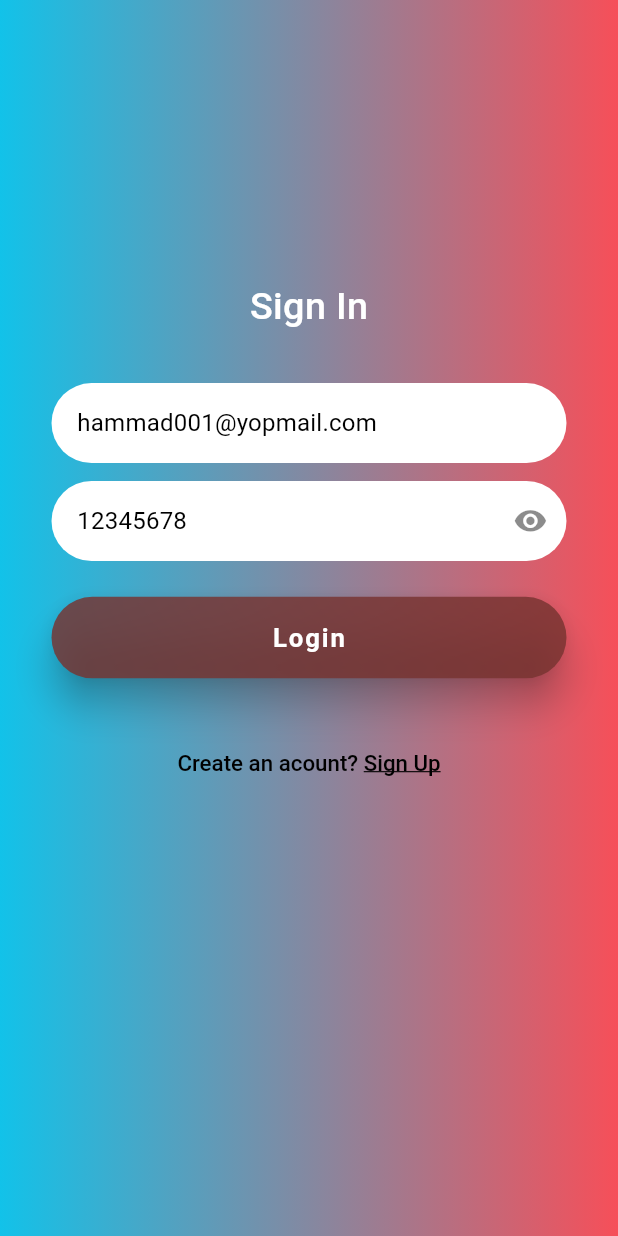
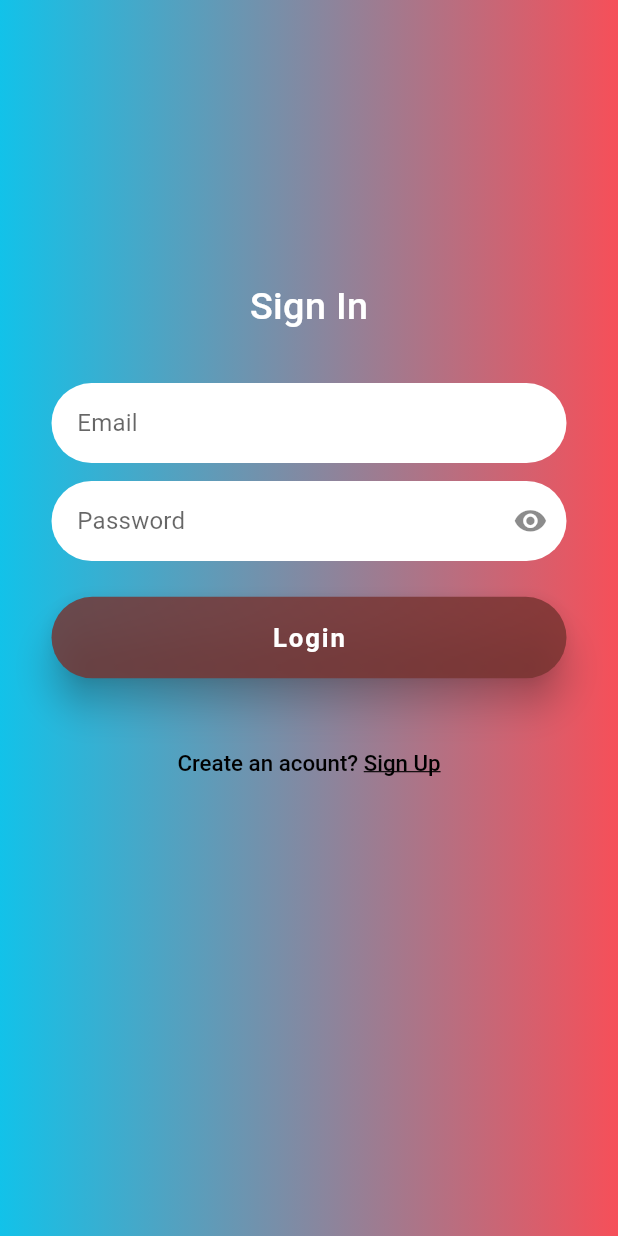
Before and after one commit to HammadAhmedSherazi/todoapp-1, a Flutter app: the screen it shows after launch, on a phone screen of 412 x 824 dp. Run offline on Flutter 3.47's test engine with Material 2 defaults, Android fonts, the phone set to English and light mode, and no system bars; our stand-ins replace flutter_riverpod, flutter_screenutil, flutter_slidable, flutter_spinkit.

```diff
--- a/lib/export_all.dart
+++ b/lib/export_all.dart
@@ -16,10 +16,14 @@ export '../widgets/button_widget.dart';
 export '../widgets/todo_widget.dart';
 
 
-//CONTROLLERS
+//PROVIDERS
+export '../providers/todo_get_provider.dart';
+export '../providers/todo_state_provider.dart';
 
 //UTILS
 export '../utils/global.dart';
+export '../utils/dummy_data.dart';
+
 
 //MODELS
 export '../modules/todo_module.dart';
--- a/lib/providers/todo_state_provider.dart
+++ b/lib/providers/todo_state_provider.dart
@@ -1,4 +1,3 @@
-import 'dart:convert';
 
 import '../export_all.dart';
 
--- a/lib/screens/login_screen.dart
+++ b/lib/screens/login_screen.dart
@@ -10,9 +10,9 @@ class LoginScreen extends StatefulWidget {
 }
 
 class _LoginScreenState extends State<LoginScreen> {
-  final TextEditingController emailTextController = TextEditingController(text: "hammad001@yopmail.com");
+  final TextEditingController emailTextController = TextEditingController();
   static final formKey = GlobalKey<FormState>();
-  final TextEditingController passwordTextController = TextEditingController(text : "12345678");
+  final TextEditingController passwordTextController = TextEditingController();
 
   @override
   Widget build(BuildContext context) {
--- a/lib/services/api_service.dart
+++ b/lib/services/api_service.dart
@@ -55,7 +55,8 @@ class ApiService {
       // ApiService().reqData = {
       //   "userId": jsonResponse['userId'].toString(),
       // };
-      userId = jsonResponse['userId'].toString();
+      Data.userDetail = User.fromJson(jsonResponse['user']);
+      userId = Data.userDetail!.sId!;
       // ignore: use_build_context_synchronously
       Navigator.of(context).pushNamedAndRemoveUntil(
           '/HomeScreen', (Route<dynamic> route) => false);
--- a/lib/utils/dummy_data.dart
+++ b/lib/utils/dummy_data.dart
@@ -0,0 +1,19 @@
+abstract class Data{
+
+  static User ?userDetail;
+}
+
+class User{
+  String? sId;
+  String? name;
+  String? email;
+
+  User({this.name, this.email, this.sId});
+
+  User.fromJson(Map<String, dynamic> json){
+    sId = json['_id'];
+    name = json['name'];
+    email = json['email'];
+  }
+
+}
--- a/lib/utils/global.dart
+++ b/lib/utils/global.dart
@@ -17,7 +17,7 @@ TextStyle headingStyle = TextStyle(
 
 //GLOBAL VARIABLE
 
-String apiUrl = "http://192.168.137.1:5000";
+String apiUrl = "http://192.168.100.58:5000";
 String token = "";
 String userId = "";
 
--- a/lib/widgets/todo_consumer_widget.dart
+++ b/lib/widgets/todo_consumer_widget.dart
@@ -1,6 +1,3 @@
-import 'package:todoapp/providers/todo_get_provider.dart';
-import 'package:todoapp/providers/todo_state_provider.dart';
-
 import '../export_all.dart';
 
 Widget todoConsumerWidget(BuildContext context, WidgetRef ref) {
--- a/lib/widgets/todo_widget.dart
+++ b/lib/widgets/todo_widget.dart
@@ -1,11 +1,11 @@
 
+
+// ignore_for_file: must_be_immutable
 
 import 'dart:developer';
 import 'dart:io';
 
 import 'package:flutter_slidable/flutter_slidable.dart';
-import 'package:todoapp/providers/todo_state_provider.dart';
-
 import '../export_all.dart';
 
 class TodoWidget extends StatelessWidget {
@@ -170,7 +170,7 @@ class TodoWidget extends StatelessWidget {
                             await ApiService.updateTodo(todo.toJson())
                                 .then((val) {
                               if (val != null ) {
-                                TodoModule updatetodo = val;
+
                                 ref
                                     .read(todoListProvider.notifier)
                                     .updateTodoItem(index,val);
```
Also changed, not shown: lib/screens/home_screen.dart (+89 -28 lines), lib/screens/signup_screen.dart (+21 -5 lines).
